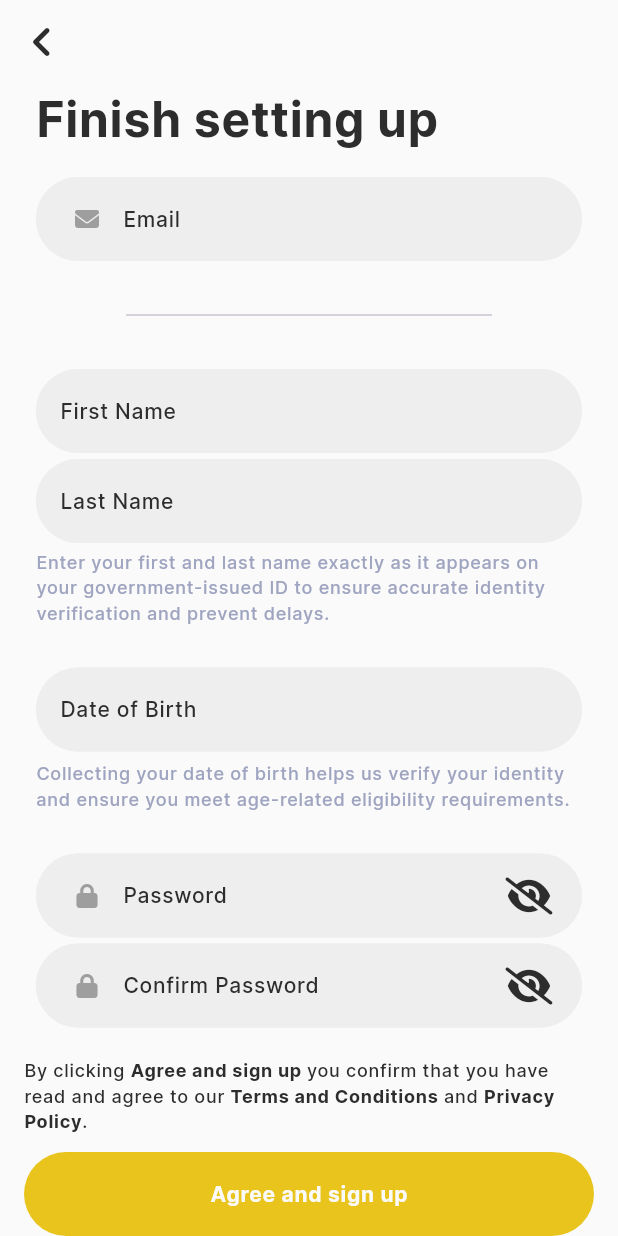
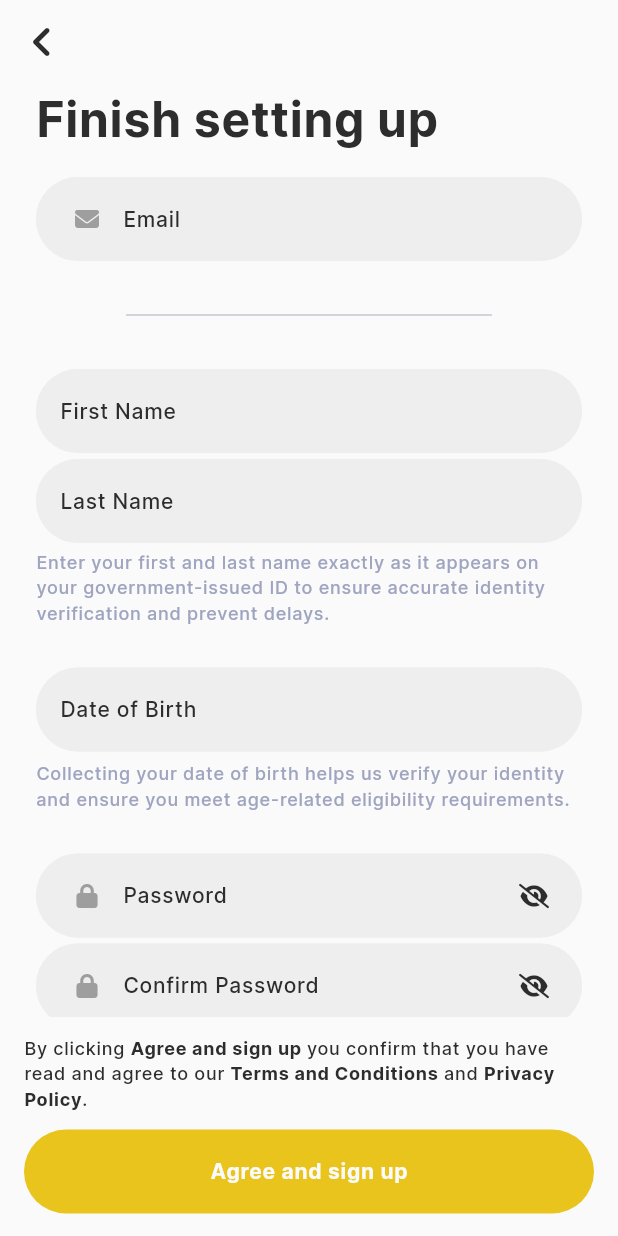
Before and after one commit to chiekkored/lend, a Flutter app: the SetupPage screen opened by its route, on a phone screen of 412 x 824 dp. Run offline on Flutter 3.47's test engine with Material 3 defaults, Android fonts, the light colour scheme and no system bars; our stand-ins replace cached_network_image, calendar_date_picker2, cloud_firestore, dotted_border, firebase_auth, firebase_core and 19 more; missing offline and left inert: gal; accounts and stored records are empty; generated files the repository leaves out were written again.

Commit message:
Fix Sign up Feature

```diff
--- a/lib/core/models/user.model.dart
+++ b/lib/core/models/user.model.dart
@@ -69,7 +69,7 @@ class UserModel {
       'uid': uid,
       'firstName': firstName,
       'lastName': lastName,
-      'dateOfBirth': dateOfBirth?.millisecondsSinceEpoch,
+      'dateOfBirth': dateOfBirth,
       'location': location,
       'photoUrl': photoUrl,
       'createdAt':
@@ -91,7 +91,7 @@ class UserModel {
       lastName: map['lastName'] != null ? map['lastName'] as String : null,
       dateOfBirth:
           map['dateOfBirth'] != null
-              ? DateTime.fromMillisecondsSinceEpoch(map['dateOfBirth'] as int)
+              ? (map['dateOfBirth'] as Timestamp).toDate()
               : null,
       location:
           map['location'] != null
--- a/lib/presentation/common/textfields.common.dart
+++ b/lib/presentation/common/textfields.common.dart
@@ -141,7 +141,7 @@ class LNDTextField extends StatelessWidget {
                 padding: const EdgeInsets.only(right: 26.0, left: 12.0),
                 child: LNDButton.icon(
                   icon: suffixIcon,
-                  size: 25.0,
+                  size: suffixIconSize ?? 16.0,
                   onPressed: () {
                     onTapSuffix?.call();
                   },
--- a/lib/presentation/controllers/signup/signup.controller.dart
+++ b/lib/presentation/controllers/signup/signup.controller.dart
@@ -139,6 +139,7 @@ class SignUpController extends GetxController with TextFieldsMixin {
     if (Platform.isIOS) {
       await LNDShow.bottomSheet(
         const DateOfBirth(),
+        expand: false,
         enableDrag: false,
         isDismissible: false,
       );
--- a/lib/presentation/pages/signup/components/setup.page.dart
+++ b/lib/presentation/pages/signup/components/setup.page.dart
@@ -1,3 +1,4 @@
+import 'package:flutter/foundation.dart';
 import 'package:flutter/material.dart';
 import 'package:font_awesome_flutter/font_awesome_flutter.dart';
 import 'package:get/get.dart';
@@ -141,11 +142,14 @@ class SetupPage extends GetView<SignUpController> {
                               suffixIconSize: 16.0,
                               onTapSuffix:
                                   controller.toggleConfirmPasswordVisibility,
-                              // validator:
-                              //     (value) => controller.validateConfirmPassword(
-                              //       controller.passwordController.text,
-                              //       value,
-                              //     ),
+                              validator:
+                                  kDebugMode
+                                      ? null
+                                      : (value) =>
+                                          controller.validateConfirmPassword(
+                                            controller.passwordController.text,
+                                            value,
+                                          ),
                             ),
                           ),
                         ],
@@ -158,7 +162,7 @@ class SetupPage extends GetView<SignUpController> {
           ),
         ),
         bottomNavigationBar: BottomAppBar(
-          height: kBottomNavigationBarHeight + 75.0,
+          height: kBottomNavigationBarHeight + 90.0,
           color: LNDColors.white,
           child: Column(
             children: [
--- a/lib/presentation/pages/signup/signup.page.dart
+++ b/lib/presentation/pages/signup/signup.page.dart
@@ -44,6 +44,7 @@ class SignUpPage extends GetView<SignUpController> {
                             labelText: 'Email',
                             autofocus: true,
                             controller: controller.emailController,
+                            textCapitalization: TextCapitalization.none,
                             keyboardType: TextInputType.emailAddress,
                             prefixIcon: FontAwesomeIcons.solidEnvelope,
                             textInputAction: TextInputAction.done,
--- a/lib/presentation/pages/signup/widgets/dob.widget.dart
+++ b/lib/presentation/pages/signup/widgets/dob.widget.dart
@@ -20,9 +20,12 @@ class DateOfBirth extends GetWidget<SignUpController> {
     return Container(
       color: Colors.white,
       child: Column(
+        mainAxisSize: MainAxisSize.min,
         children: [
           Align(
             alignment: AlignmentDirectional.centerEnd,
+            child: Padding(
+              padding: const EdgeInsets.only(right: 8.0, top: 8.0),
               child: LNDButton.text(
                 text: 'Done',
                 onPressed: () {
@@ -32,6 +35,7 @@ class DateOfBirth extends GetWidget<SignUpController> {
                 },
                 enabled: true,
                 color: LNDColors.primary,
+              ),
             ),
           ),
           Container(
```
Lines whose indentation alone changed are shown as unchanged.
